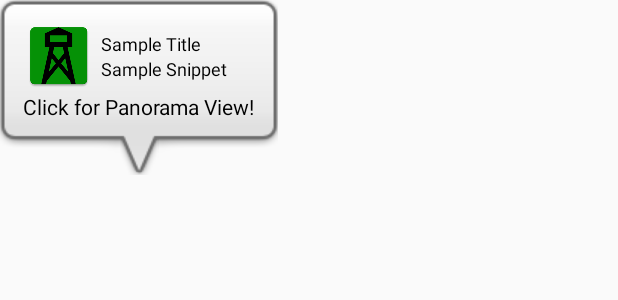
After one commit to rdmcbath/LearnWithNationalParks, an Android app: the layout custom_info_window_national.xml on its own in the app's theme, with its tools: preview values and no code run, on a phone screen of 412 x 824 dp. The commit adds this screen. Shown: the top 300 px of the screen. Run offline under Robolectric (Android 15) with nearby library versions, the phone set to English and light mode, and no system bars.

Commit message:
Revamping maps views

```diff
--- a/app/src/main/java/com/rdm/android/learningwithnationalparks/networkMaps/GetNationalParksData.java
+++ b/app/src/main/java/com/rdm/android/learningwithnationalparks/networkMaps/GetNationalParksData.java
@@ -7,10 +7,7 @@ import com.google.android.gms.maps.CameraUpdateFactory;
 import com.google.android.gms.maps.GoogleMap;
 import com.google.android.gms.maps.model.BitmapDescriptorFactory;
 import com.google.android.gms.maps.model.LatLng;
-import com.google.android.gms.maps.model.LatLngBounds;
-import com.google.android.gms.maps.model.Marker;
 import com.google.android.gms.maps.model.MarkerOptions;
-import com.rdm.android.learningwithnationalparks.adapters.CustomInfoWindowAdapter;
 
 import java.util.HashMap;
 import java.util.List;
--- a/app/src/main/res/layout/activity_main.xml
+++ b/app/src/main/res/layout/activity_main.xml
@@ -171,7 +171,7 @@
                     android:clickable="true"
                     android:focusable="true"
                     android:contentDescription="@string/maps_content_desc"
-                    android:src="@drawable/ic_streetview_24dp"/>
+                    android:src="@drawable/ic_map_24dp"/>
 
             </FrameLayout>
 
--- /dev/null
+++ b/app/src/main/res/layout/custom_info_window_national.xml
@@ -0,0 +1,57 @@
+<?xml version="1.0" encoding="utf-8"?>
+<LinearLayout
+    android:id="@+id/info_window_linear_layout"
+    xmlns:android="http://schemas.android.com/apk/res/android"
+    xmlns:tools="http://schemas.android.com/tools"
+    android:layout_width="wrap_content"
+    android:layout_height="wrap_content"
+    android:background="@drawable/custom_info_bubble"
+    android:orientation="vertical">
+
+    <LinearLayout
+        android:layout_width="wrap_content"
+        android:layout_height="wrap_content"
+        android:gravity="center_vertical|center_horizontal"
+        android:orientation="horizontal">
+
+        <ImageView
+            android:id="@+id/map_window_image"
+            android:layout_width="wrap_content"
+            android:layout_height="wrap_content"
+            android:layout_gravity="top"
+            android:contentDescription="@string/app_name"
+            android:src="@mipmap/ic_launcher"/>
+
+        <LinearLayout
+            android:layout_width="100dp"
+            android:layout_height="wrap_content"
+            android:layout_marginStart="4dp"
+            android:gravity="top"
+            android:orientation="vertical">
+
+            <TextView
+                android:id="@+id/map_window_title"
+                android:layout_width="wrap_content"
+                android:layout_height="wrap_content"
+                android:textColor="@android:color/black"
+                android:textSize="12sp"
+                tools:text="Sample Title"/>
+
+            <TextView
+                android:id="@+id/map_window_snippet"
+                android:layout_width="wrap_content"
+                android:layout_height="wrap_content"
+                android:textColor="@android:color/black"
+                android:textSize="12sp"
+                tools:text="Sample Snippet"/>
+
+        </LinearLayout>
+    </LinearLayout>
+
+    <TextView
+        android:id="@+id/map_window_extra_content"
+        android:layout_width="wrap_content"
+        android:layout_height="wrap_content"
+        android:textColor="@android:color/black"
+        tools:text="@string/info_window_panorama"/>
+</LinearLayout>
--- a/build.gradle
+++ b/build.gradle
@@ -9,7 +9,7 @@ buildscript {
         }
     }
     dependencies {
-        classpath 'com.android.tools.build:gradle:3.3.1'
+        classpath 'com.android.tools.build:gradle:3.3.2'
 
         // NOTE: Do not place your application dependencies here; they belong
         // in the individual module build.gradle files
```
Also changed, not shown: app/src/main/java/com/rdm/android/learningwithnationalparks/activities/ParkSearchActivity.java (+53 -4 lines), app/src/main/java/com/rdm/android/learningwithnationalparks/adapters/CustomInfoWindowAdapter.java (deleted, +0 -82 lines), app/src/main/java/com/rdm/android/learningwithnationalparks/adapters/LocalInfoWindowAdapter.java (added, +72 -0 lines), app/src/main/java/com/rdm/android/learningwithnationalparks/adapters/NationalInfoWindowAdapter.java (added, +56 -0 lines), app/src/main/java/com/rdm/android/learningwithnationalparks/fragments/LocalParkSearchFragment.java (+96 -75 lines), app/src/main/java/com/rdm/android/learningwithnationalparks/fragments/NationalParkSearchFragment.java (+3 -4 lines), app/src/main/java/com/rdm/android/learningwithnationalparks/networkMaps/GetNearbyParksData.java (+8 -5 lines), app/src/main/res/drawable/ic_map_24dp.xml (added, +9 -0 lines), app/src/main/res/drawable/ic_streetview_24dp.xml (deleted, +0 -15 lines), app/src/main/res/layout/custom_info_window_local.xml (added, +57 -0 lines), app/src/main/res/layout/fragment_local_park_search.xml (+12 -12 lines), app/src/main/res/layout/maps_custom_info_window.xml (deleted, +0 -42 lines), app/src/main/res/values/strings.xml (+5 -3 lines).
